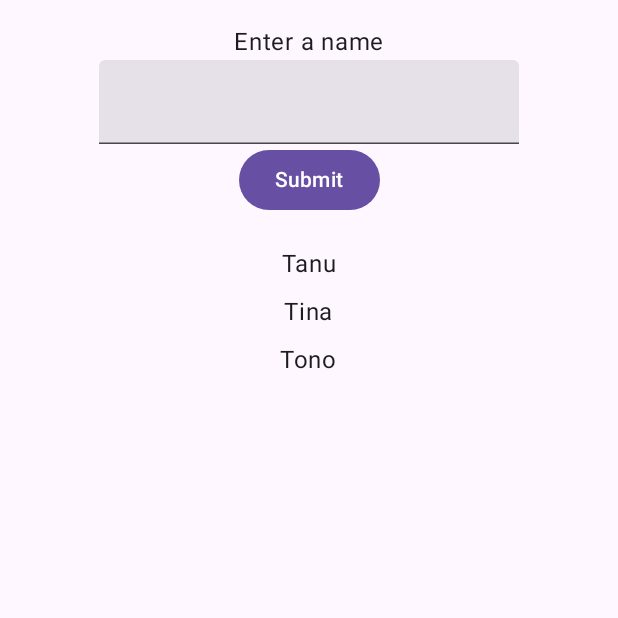
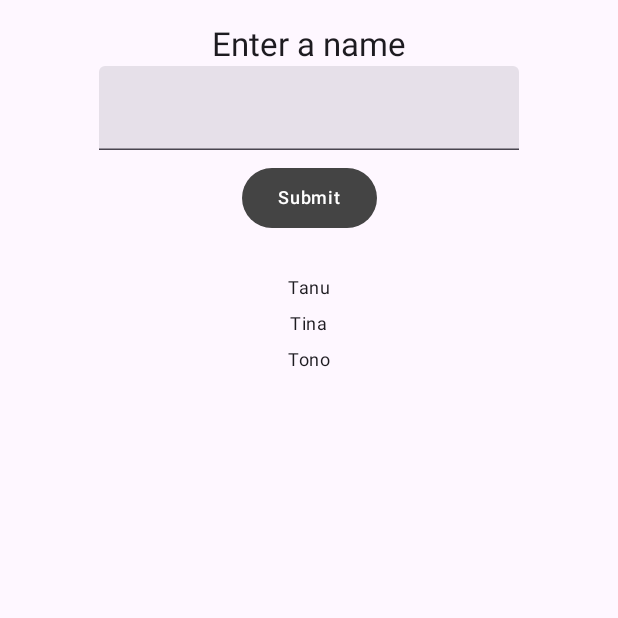
Before and after one commit to Reyscript/LAB_WEEK_09, an Android app built with Jetpack Compose: the screen it shows after launch (MainActivity), on a phone screen of 412 x 824 dp, the top half of it. Run offline under Robolectric (Android 15) with nearby library versions, the phone set to English and light mode, and no system bars.

Commit message:
Commit No. 3 - UI Element and Theme

```diff
--- a/app/src/main/java/com/example/lab_week_09/MainActivity.kt
+++ b/app/src/main/java/com/example/lab_week_09/MainActivity.kt
@@ -8,10 +8,8 @@ import androidx.compose.foundation.layout.fillMaxSize
 import androidx.compose.foundation.layout.padding
 import androidx.compose.foundation.lazy.LazyColumn
 import androidx.compose.foundation.lazy.items
-import androidx.compose.material3.Button
 import androidx.compose.material3.MaterialTheme
 import androidx.compose.material3.Surface
-import androidx.compose.material3.Text
 import androidx.compose.material3.TextField
 import androidx.compose.runtime.Composable
 import androidx.compose.runtime.mutableStateListOf
@@ -25,6 +23,9 @@ import androidx.compose.ui.text.input.KeyboardType
 import androidx.compose.ui.tooling.preview.Preview
 import androidx.compose.ui.unit.dp
 import androidx.compose.foundation.text.KeyboardOptions
+import com.example.lab_week_09.ui.theme.OnBackgroundTitleText
+import com.example.lab_week_09.ui.theme.PrimaryTextButton
+import com.example.lab_week_09.ui.theme.OnBackgroundItemText
 
 class MainActivity : ComponentActivity() {
     override fun onCreate(savedInstanceState: Bundle?) {
@@ -49,28 +50,13 @@ data class Student(
 
 @Composable
 fun Home() {
-    // Here, we create a mutable state list of Student
-    // We use remember to make the list remember its value when recomposes
-    // This is so that the list won't be recreated when the composable
-    // We use mutableStateListOf to make the list mutable
-    // This is so that we can add or remove items from the list
-    // If you're still confused, this is basically the same concept as using
-    // useState in React
     val listData = remember { mutableStateListOf(
         Student("Tanu"),
         Student("Tina"),
         Student("Tono")
     )}
-    // Here, we create a mutable state of Student
-    // This is so that we can get the value of the input field
     var inputField = remember { mutableStateOf(Student("")) }
 
-    // We call the HomeContent composable
-    // Here, we pass:
-    // listData to show the list of items inside HomeContent
-    // inputField to show the input field value inside HomeContent
-    // A lambda function to update the value of the inputField
-    // A lambda function to add the inputField to the listData
     HomeContent(
         listData,
         inputField.value,
@@ -84,8 +70,6 @@ fun Home() {
     )
 }
 
-// Here, we create a composable function called HomeContent
-// HomeContent is used to display the content of the Home composable
 @Composable
 fun HomeContent(
     listData: SnapshotStateList<Student>,
@@ -93,60 +77,46 @@ fun HomeContent(
     onInputValueChange: (String) -> Unit,
     onButtonClick: () -> Unit
 ) {
-    // Here, we use LazyColumn to display a list of items lazily
     LazyColumn {
-        // Here, we use item to display an item inside the LazyColumn
         item {
             Column(
-                // Modifier.padding(16.dp) is used to add padding to the Column
-                // You can also use Modifier.padding(horizontal = 16.dp, vertical = 8.dp)
-                // to add padding horizontally and vertically
-                // or Modifier.padding(start = 16.dp, top = 8.dp, end = 16.dp, bottom = 8.dp)
-                // to add padding to each side
-                modifier = Modifier.padding(16.dp).fillMaxSize(),
-                // Alignment.CenterHorizontally is used to align the Column horizontally
-                // You can also use verticalArrangement = Arrangement.Center to align the Column vertically
+                modifier = Modifier
+                    .padding(16.dp)
+                    .fillMaxSize(),
                 horizontalAlignment = Alignment.CenterHorizontally
             ) {
-                Text(text = stringResource(id = R.string.enter_item))
+                // Here, we call the OnBackgroundTitleText UI Element
+                OnBackgroundTitleText(text = stringResource(id = R.string.enter_item))
+
                 // Here, we use TextField to display a text input field
                 TextField(
-                    // Set the value of the input field
                     value = inputField.name,
-                    // Set the keyboard type of the input field
                     keyboardOptions = KeyboardOptions(
                         keyboardType = KeyboardType.Text
                     ),
-                    // Set what happens when the value of the input field changes
                     onValueChange = {
-                        // Here, we call the onInputValueChange lambda function
-                        // and pass the value of the input field as a parameter
-                        // This is so that we can update the value of the inputField
                         onInputValueChange(it)
                     }
                 )
-                // Here, we use Button to display a button
-                // the onClick parameter is used to set what happens when the button is clicked
-                Button(onClick = {
-                    // Here, we call the onButtonClick lambda function
-                    // This is so that we can add the inputField value to the listData
-                    // and reset the value of the inputField
-                    onButtonClick()
-                }) {
-                    // Set the text of the button
-                    Text(text = stringResource(id = R.string.button_click))
-                }
+
+                // Here, we call the PrimaryTextButton UI Element
+                PrimaryTextButton(
+                    text = stringResource(id = R.string.button_click),
+                    onClick = {
+                        onButtonClick()
+                    }
+                )
             }
         }
-        // Here, we use items to display a list of items inside the LazyColumn
-        // This is the RecyclerView replacement
-        // We pass the listData as a parameter
         items(listData) { item ->
             Column(
-                modifier = Modifier.padding(vertical = 4.dp).fillMaxSize(),
+                modifier = Modifier
+                    .padding(vertical = 4.dp)
+                    .fillMaxSize(),
                 horizontalAlignment = Alignment.CenterHorizontally
             ) {
-                Text(text = item.name)
+                // Here, we call the OnBackgroundItemText UI Element
+                OnBackgroundItemText(text = item.name)
             }
         }
     }
@@ -161,9 +131,6 @@ fun LAB_WEEK_09Theme(
     )
 }
 
-// Here, we create a preview function of the Home composable
-// This function is specifically used to show a preview of the Home composable
-// This is only for development purpose
 @Preview(showBackground = true)
 @Composable
 fun PreviewHome() {
--- /dev/null
+++ b/app/src/main/java/com/example/lab_week_09/ui/theme/Elements.kt
@@ -0,0 +1,72 @@
+package com.example.lab_week_09.ui.theme
+
+import androidx.compose.foundation.layout.padding
+import androidx.compose.material3.Button
+import androidx.compose.material3.ButtonDefaults
+import androidx.compose.material3.MaterialTheme
+import androidx.compose.material3.Text
+import androidx.compose.material3.TextButton
+import androidx.compose.runtime.Composable
+import androidx.compose.ui.Modifier
+import androidx.compose.ui.graphics.Color
+import androidx.compose.ui.unit.dp
+
+// UI Element for displaying a title
+@Composable
+fun OnBackgroundTitleText(text: String) {
+    TitleText(text = text, color = MaterialTheme.colorScheme.onBackground)
+}
+
+// Here, we use the titleLarge style from the typography
+@Composable
+fun TitleText(text: String, color: Color) {
+    Text(
+        text = text,
+        style = MaterialTheme.typography.titleLarge,
+        color = color
+    )
+}
+
+// UI Element for displaying an item list
+@Composable
+fun OnBackgroundItemText(text: String) {
+    ItemText(text = text, color = MaterialTheme.colorScheme.onBackground)
+}
+
+// Here, we use the bodySmall style from the typography
+@Composable
+fun ItemText(text: String, color: Color) {
+    Text(
+        text = text,
+        style = MaterialTheme.typography.bodySmall,
+        color = color
+    )
+}
+
+// UI Element for displaying a button
+@Composable
+fun PrimaryTextButton(text: String, onClick: () -> Unit) {
+    CustomTextButton(
+        text = text,
+        textColor = Color.White,
+        onClick = onClick
+    )
+}
+
+// Here, we use the labelMedium style from the typography
+@Composable
+fun CustomTextButton(text: String, textColor: Color, onClick: () -> Unit) {
+    Button(
+        onClick = onClick,
+        modifier = Modifier.padding(8.dp),
+        colors = ButtonDefaults.buttonColors(
+            containerColor = Color.DarkGray,
+            contentColor = textColor
+        )
+    ) {
+        Text(
+            text = text,
+            style = MaterialTheme.typography.labelMedium
+        )
+    }
+}
```
